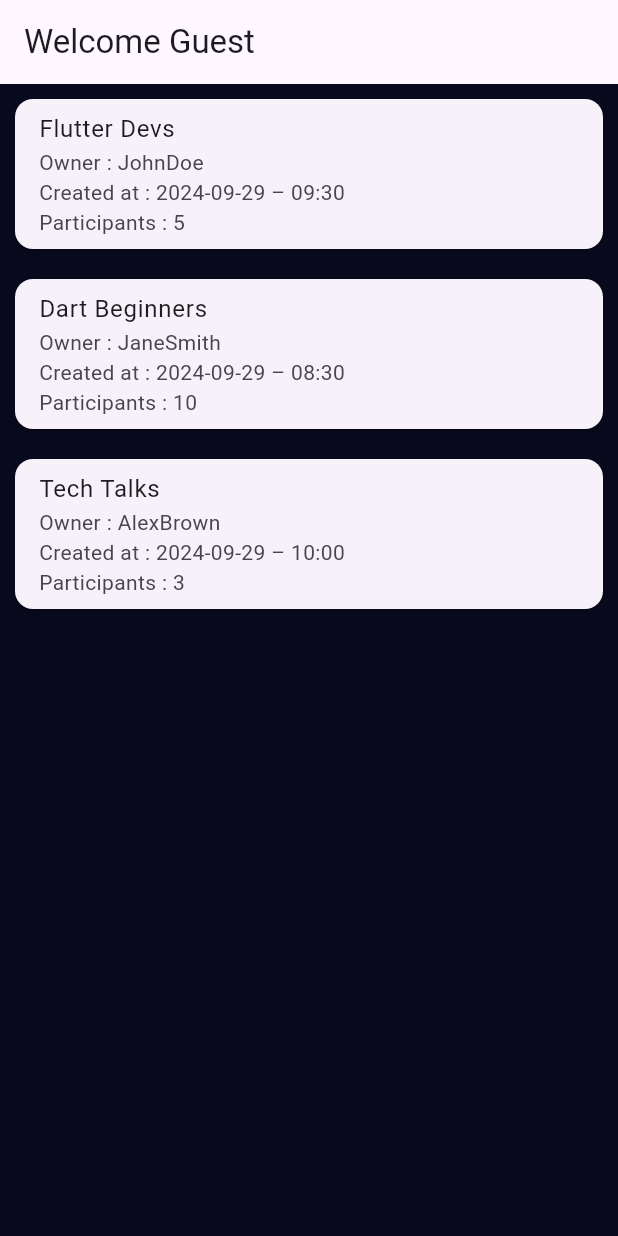
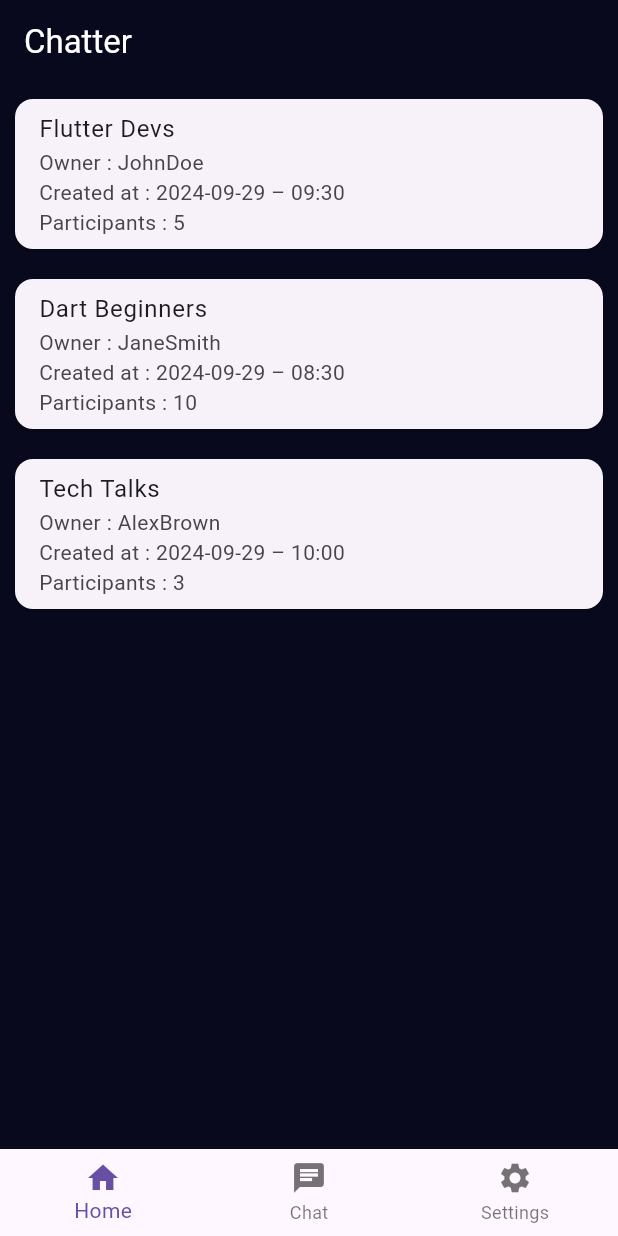
Before and after one commit to Shinsieon/chat_with_flutter_go, a Flutter app: the screen it shows once a user with an empty profile is signed in, on a phone screen of 412 x 824 dp. Run offline on Flutter 3.47's test engine with Material 3 defaults, Android fonts, the phone set to English and light mode, and no system bars; our stand-ins replace firebase_auth, firebase_core, fluttertoast; accounts and stored records are empty.

```diff
--- /dev/null
+++ b/lib/components/CAppbar.dart
@@ -0,0 +1,24 @@
+import 'package:flutter/material.dart';
+import 'package:my_app/colors.dart';
+
+class CustomAppBar extends StatelessWidget implements PreferredSizeWidget {
+  final String title;
+  final List<Widget>? actions;
+
+  const CustomAppBar({super.key, required this.title, this.actions});
+
+  @override
+  Widget build(BuildContext context) {
+    return AppBar(
+      title: Text(
+        title,
+        style: const TextStyle(color: Colors.white),
+      ),
+      backgroundColor: AppColors.primaryColor,
+      actions: actions,
+    );
+  }
+
+  @override
+  Size get preferredSize => const Size.fromHeight(kToolbarHeight);
+}
--- a/lib/components/custom_textfield.dart
+++ b/lib/components/CTextField.dart
@@ -4,12 +4,14 @@ class CustomTextField extends StatelessWidget {
   final String labelText;
   final TextEditingController controller;
   final bool obscureText;
+  final bool isEmail;
 
   const CustomTextField({
     super.key,
     required this.labelText,
     required this.controller,
     this.obscureText = false, // 기본값은 false
+    this.isEmail = false, // 기본값은 false
   });
 
   @override
@@ -23,6 +25,7 @@ class CustomTextField extends StatelessWidget {
         border: const UnderlineInputBorder(),
       ),
       obscureText: obscureText,
+      keyboardType: isEmail ? TextInputType.emailAddress : TextInputType.text,
     );
   }
 }
--- a/lib/main.dart
+++ b/lib/main.dart
@@ -3,7 +3,6 @@ import 'package:firebase_core/firebase_core.dart';
 import 'package:flutter/material.dart';
 import 'package:my_app/colors.dart';
 import 'package:my_app/firebase_options.dart';
-import 'package:my_app/routes.dart';
 import 'package:my_app/screens/home.dart';
 import 'package:my_app/screens/signin.dart';
 
@@ -48,7 +47,7 @@ class AuthStateHandler extends StatelessWidget {
           } else if (snapshot.hasData) {
             return HomeScreen();
           } else {
-            return LoginScreen();
+            return SignInScreen();
           }
         });
   }
--- a/lib/routes.dart
+++ b/lib/routes.dart
@@ -1,14 +1,18 @@
 import 'package:flutter/material.dart';
 import 'package:my_app/screens/home.dart';
+import 'package:my_app/screens/room.dart';
+import 'package:my_app/screens/signup.dart';
 import 'screens/signin.dart';
 
 class AppRoutes {
-  static const String loginScreen = '/login';
+  static const String signInScreen = '/signin';
+  static const String signUpScreen = 'signup';
   static const String homeScreen = '/home';
 
   static Map<String, WidgetBuilder> getRoutes() {
     return {
-      loginScreen: (context) => LoginScreen(),
+      signInScreen: (context) => SignInScreen(),
+      signUpScreen: (context) => SignUpScreen(),
       homeScreen: (context) => HomeScreen()
     };
   }
--- a/lib/screens/home.dart
+++ b/lib/screens/home.dart
@@ -1,5 +1,8 @@
 import 'package:flutter/material.dart';
 import 'package:intl/intl.dart';
+import 'package:my_app/colors.dart';
+import 'package:my_app/components/CAppbar.dart';
+import 'package:my_app/routes.dart';
 import 'package:my_app/screens/room.dart';
 
 class ChatRoom {
@@ -45,12 +48,8 @@ class HomeScreen extends StatelessWidget {
 
   @override
   Widget build(BuildContext context) {
-    final String nickname =
-        ModalRoute.of(context)?.settings.arguments as String? ?? 'Guest';
     return Scaffold(
-        appBar: AppBar(
-          title: Text('Welcome $nickname'),
-        ),
+      appBar: const CustomAppBar(title: 'Chatter'),
       body: ListView.builder(
         itemCount: chatRooms.length,
         itemBuilder: (context, index) {
@@ -63,8 +62,7 @@ class HomeScreen extends StatelessWidget {
                   crossAxisAlignment: CrossAxisAlignment.start,
                   children: [
                     Text('Owner : ${chatRoom.ownerNickname}'),
-                          Text(
-                              'Created at : ${formatDateTime(chatRoom.createdAt)}'),
+                    Text('Created at : ${formatDateTime(chatRoom.createdAt)}'),
                     Text('Participants : ${chatRoom.participantCount}')
                   ]),
               isThreeLine: true,
@@ -76,7 +74,50 @@ class HomeScreen extends StatelessWidget {
                   ),
                 );
               },
-                  ));
-            }));
+            ),
+          );
+        },
+      ),
+      bottomNavigationBar: _buildBottomNavigationBar(context),
+    );
+  }
+
+  Widget _buildBottomNavigationBar(BuildContext context) {
+    final currentRoute = ModalRoute.of(context)?.settings.name;
+    if (currentRoute == AppRoutes.signInScreen) {
+      return const SizedBox
+          .shrink(); // Return an empty widget if on the login screen
+    }
+
+    return BottomNavigationBar(
+      items: const [
+        BottomNavigationBarItem(
+          icon: Icon(Icons.home),
+          label: 'Home',
+        ),
+        BottomNavigationBarItem(
+          icon: Icon(Icons.chat),
+          label: 'Chat',
+        ),
+        BottomNavigationBarItem(
+          icon: Icon(Icons.settings),
+          label: 'Settings',
+        ),
+      ],
+      onTap: (index) {
+        // Handle navigation based on the selected index
+        switch (index) {
+          case 0:
+            Navigator.pushNamed(context, AppRoutes.homeScreen);
+            break;
+          case 1:
+            Navigator.pushNamed(context, AppRoutes.homeScreen);
+            break;
+          case 2:
+            Navigator.pushNamed(context, AppRoutes.homeScreen);
+            break;
+        }
+      },
+    );
   }
 }
--- a/lib/screens/room.dart
+++ b/lib/screens/room.dart
@@ -1,4 +1,5 @@
 import 'package:flutter/material.dart';
+import 'package:my_app/components/CAppbar.dart';
 import 'package:my_app/screens/home.dart';
 
 class Message {
@@ -38,7 +39,7 @@ class _RoomScreenState extends State<RoomScreen> {
   @override
   Widget build(BuildContext context) {
     return Scaffold(
-      appBar: AppBar(title: Text(widget.chatRoom.roomName)),
+      appBar: CustomAppBar(title: widget.chatRoom.roomName),
       body: Column(
         children: [
           // 메시지 리스트 영역
--- a/pubspec.yaml
+++ b/pubspec.yaml
@@ -11,6 +11,7 @@ dependencies:
     sdk: flutter
   intl : ^0.17.0
   http : ^0.13.5
+  fluttertoast: ^8.0.9
 
   cupertino_icons: ^1.0.8
   firebase_auth: ^5.3.0
```
Also changed, not shown: lib/screens/signin.dart (+57 -24 lines), lib/screens/signup.dart (+120 -0 lines), lib/utils/toast.dart (added, +16 -0 lines), lib/utils/validator.dart (added, +8 -0 lines), lib/components/CButton.dart (renamed from lib/components/custom_button.dart), lib/components/CText.dart (renamed from lib/components/custom_text.dart), pubspec.lock. Lines whose indentation alone changed are shown as unchanged.
